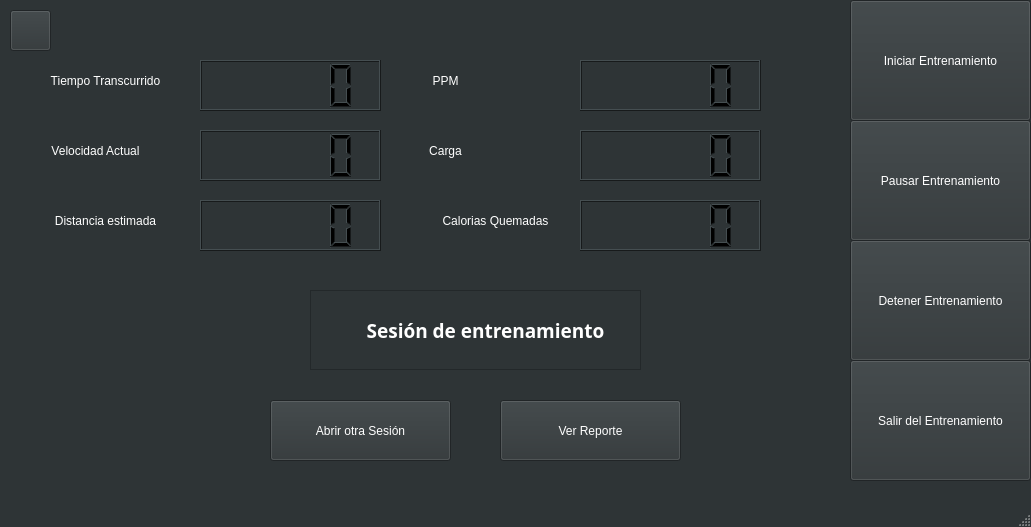
Old version of the form freewindow.ui in the repository JorgeGuerra99/software_sport_bike.
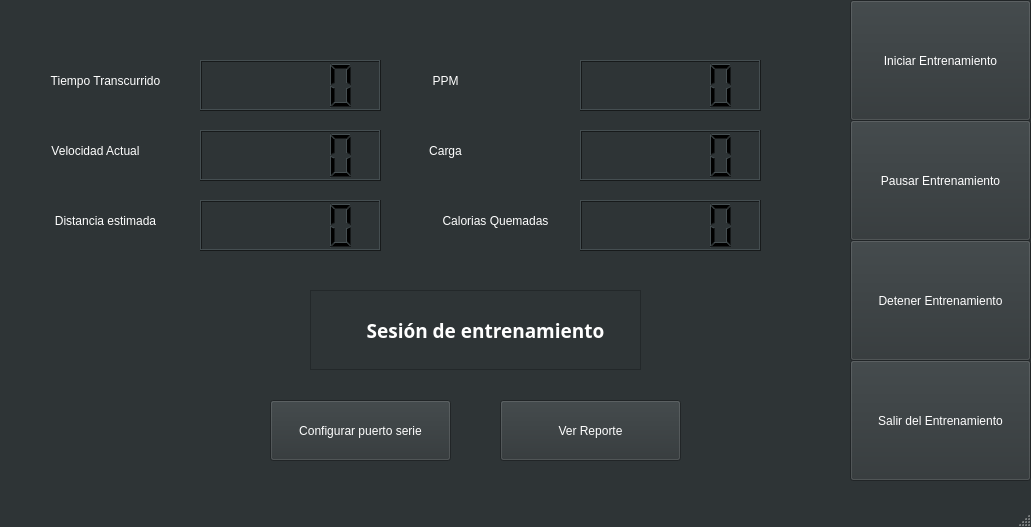
New version of the form. Icons and pictures are not drawn.

What changed in the file:
```diff
--- a/freewindow.ui
+++ b/freewindow.ui
@@ -602,19 +602,6 @@
      <set>Qt::AlignCenter</set>
     </property>
    </widget>
-   <widget class="QPushButton" name="pushButton_2">
-    <property name="geometry">
-     <rect>
-      <x>270</x>
-      <y>400</y>
-      <width>181</width>
-      <height>61</height>
-     </rect>
-    </property>
-    <property name="text">
-     <string>Abrir otra Sesión</string>
-    </property>
-   </widget>
    <widget class="QLabel" name="label_6">
     <property name="geometry">
      <rect>
@@ -812,14 +799,14 @@
    <widget class="QPushButton" name="pushButton_7">
     <property name="geometry">
      <rect>
-      <x>10</x>
-      <y>10</y>
-      <width>41</width>
-      <height>41</height>
+      <x>270</x>
+      <y>400</y>
+      <width>181</width>
+      <height>61</height>
      </rect>
     </property>
     <property name="text">
-     <string/>
+     <string>Configurar puerto serie</string>
     </property>
     <property name="icon">
      <iconset>
```
